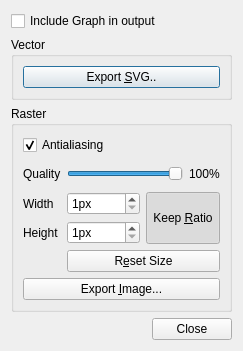
Above: src/dialogs/export_image_dialog.ui from mbasaglia/Knotter before the change. Below: the same form after it.
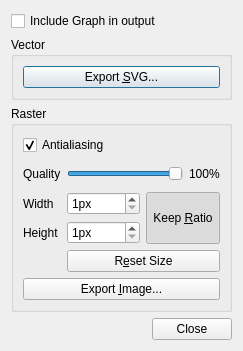
That is the form after the change. Icons and pictures are not drawn.

Diff of the .ui file:
```diff
--- a/src/dialogs/export_image_dialog.ui
+++ b/src/dialogs/export_image_dialog.ui
@@ -41,7 +41,7 @@
       <item>
        <widget class="QPushButton" name="button_svg">
         <property name="text">
-         <string>Export &amp;SVG..</string>
+         <string>Export &amp;SVG...</string>
         </property>
         <property name="icon">
          <iconset theme="image-svg+xml">
```
